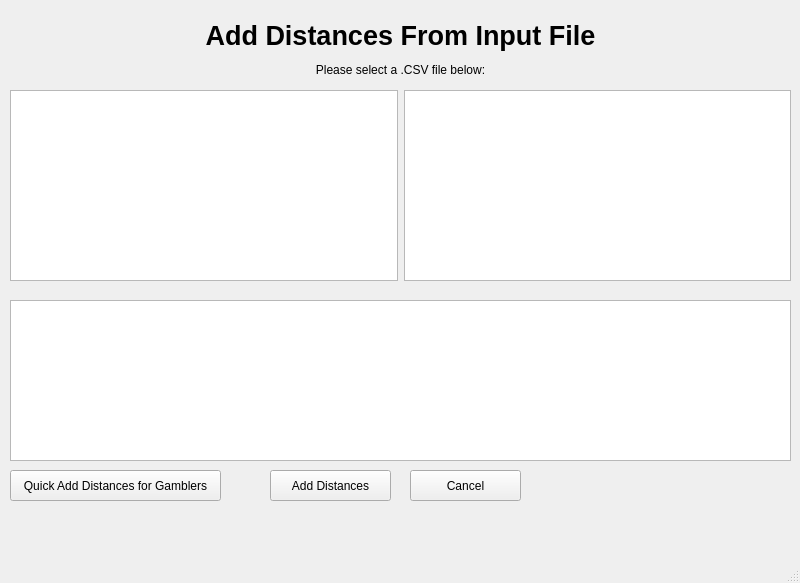
This is StadiumTourProject/mainwindow.ui in joeyCampbelll/CS1D-Project-2 as Qt 5 draws it before an edit. The edited form follows.
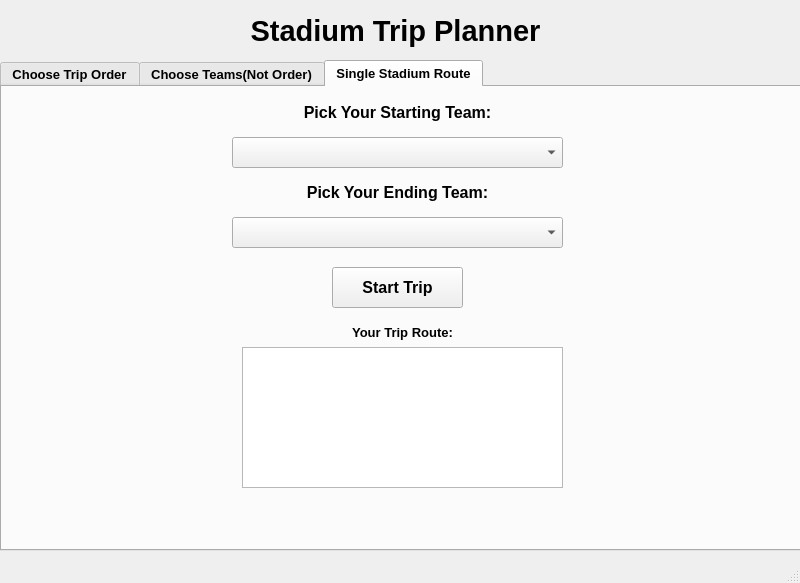
This is the edited form. The open tabs and pages were chosen to show the change.

What changed in the file:
```diff
--- a/StadiumTourProject/mainwindow.ui
+++ b/StadiumTourProject/mainwindow.ui
@@ -24,7 +24,7 @@
      </rect>
     </property>
     <property name="currentIndex">
-     <number>5</number>
+     <number>11</number>
     </property>
     <widget class="QWidget" name="mainPage">
      <widget class="QPushButton" name="adminButton">
@@ -1684,6 +1684,292 @@
       </property>
      </widget>
     </widget>
+    <widget class="QWidget" name="page_2">
+     <widget class="QLabel" name="label_21">
+      <property name="geometry">
+       <rect>
+        <x>0</x>
+        <y>0</y>
+        <width>791</width>
+        <height>61</height>
+       </rect>
+      </property>
+      <property name="font">
+       <font>
+        <pointsize>22</pointsize>
+        <weight>75</weight>
+        <bold>true</bold>
+       </font>
+      </property>
+      <property name="text">
+       <string>Stadium Trip Planner</string>
+      </property>
+      <property name="alignment">
+       <set>Qt::AlignCenter</set>
+      </property>
+     </widget>
+     <widget class="QTabWidget" name="tabWidget_tripPlanner">
+      <property name="geometry">
+       <rect>
+        <x>0</x>
+        <y>60</y>
+        <width>801</width>
+        <height>491</height>
+       </rect>
+      </property>
+      <property name="font">
+       <font>
+        <pointsize>10</pointsize>
+        <weight>75</weight>
+        <bold>true</bold>
+       </font>
+      </property>
+      <property name="tabShape">
+       <enum>QTabWidget::Rounded</enum>
+      </property>
+      <property name="currentIndex">
+       <number>1</number>
+      </property>
+      <property name="iconSize">
+       <size>
+        <width>16</width>
+        <height>16</height>
+       </size>
+      </property>
+      <property name="elideMode">
+       <enum>Qt::ElideLeft</enum>
+      </property>
+      <widget class="QWidget" name="ChooseOrder">
+       <attribute name="title">
+        <string>Choose Trip Order</string>
+       </attribute>
+      </widget>
+      <widget class="QWidget" name="CustomTrip">
+       <attribute name="title">
+        <string>Choose Teams(Not Order)</string>
+       </attribute>
+       <widget class="QScrollArea" name="scrollArea_displayAllStadiumsSSR">
+        <property name="geometry">
+         <rect>
+          <x>60</x>
+          <y>50</y>
+          <width>301</width>
+          <height>301</height>
+         </rect>
+        </property>
+        <property name="widgetResizable">
+         <bool>true</bool>
+        </property>
+        <widget class="QWidget" name="scrollAreaWidgetContents">
+         <property name="geometry">
+          <rect>
+           <x>0</x>
+           <y>0</y>
+           <width>299</width>
+           <height>299</height>
+          </rect>
+         </property>
+        </widget>
+       </widget>
+       <widget class="QComboBox" name="comboBox_startingTeamChooseTeams">
+        <property name="geometry">
+         <rect>
+          <x>60</x>
+          <y>10</y>
+          <width>301</width>
+          <height>31</height>
+         </rect>
+        </property>
+       </widget>
+       <widget class="QTextBrowser" name="textBrowser_ChooseTeams">
+        <property name="geometry">
+         <rect>
+          <x>410</x>
+          <y>40</y>
+          <width>321</width>
+          <height>311</height>
+         </rect>
+        </property>
+       </widget>
+       <widget class="QPushButton" name="pushButton_generateRouteChooseTeams">
+        <property name="geometry">
+         <rect>
+          <x>122</x>
+          <y>360</y>
+          <width>171</width>
+          <height>31</height>
+         </rect>
+        </property>
+        <property name="text">
+         <string>Generate Route</string>
+        </property>
+       </widget>
+       <widget class="QPushButton" name="pushButton_startTripChooseTeams">
+        <property name="geometry">
+         <rect>
+          <x>510</x>
+          <y>360</y>
+          <width>131</width>
+          <height>31</height>
+         </rect>
+        </property>
+        <property name="text">
+         <string>Start Trip</string>
+        </property>
+       </widget>
+       <widget class="QLabel" name="label_24">
+        <property name="geometry">
+         <rect>
+          <x>410</x>
+          <y>10</y>
+          <width>321</width>
+          <height>31</height>
+         </rect>
+        </property>
+        <property name="text">
+         <string>Route:</string>
+        </property>
+        <property name="alignment">
+         <set>Qt::AlignCenter</set>
+        </property>
+       </widget>
+      </widget>
+      <widget class="QWidget" name="SingleRoute">
+       <attribute name="title">
+        <string>Single Stadium Route</string>
+       </attribute>
+       <widget class="QLabel" name="label_22">
+        <property name="geometry">
+         <rect>
+          <x>0</x>
+          <y>10</y>
+          <width>791</width>
+          <height>31</height>
+         </rect>
+        </property>
+        <property name="font">
+         <font>
+          <pointsize>12</pointsize>
+          <weight>75</weight>
+          <bold>true</bold>
+         </font>
+        </property>
+        <property name="text">
+         <string>Pick Your Starting Team:</string>
+        </property>
+        <property name="alignment">
+         <set>Qt::AlignCenter</set>
+        </property>
+       </widget>
+       <widget class="QComboBox" name="comboBox_startingTeam">
+        <property name="geometry">
+         <rect>
+          <x>230</x>
+          <y>50</y>
+          <width>331</width>
+          <height>31</height>
+         </rect>
+        </property>
+       </widget>
+       <widget class="QLabel" name="label_23">
+        <property name="geometry">
+         <rect>
+          <x>0</x>
+          <y>90</y>
+          <width>791</width>
+          <height>31</height>
+         </rect>
+        </property>
+        <property name="font">
+         <font>
+          <pointsize>12</pointsize>
+          <weight>75</weight>
+          <bold>true</bold>
+         </font>
+        </property>
+        <property name="text">
+         <string>Pick Your Ending Team:</string>
+        </property>
+        <property name="alignment">
+         <set>Qt::AlignCenter</set>
+        </property>
+       </widget>
+       <widget class="QComboBox" name="comboBox_endingTeam">
+        <property name="geometry">
+         <rect>
+          <x>230</x>
+          <y>130</y>
+          <width>331</width>
+          <height>31</height>
+         </rect>
+        </property>
+       </widget>
+       <widget class="QPushButton" name="pushButton_SSRstart">
+        <property name="geometry">
+         <rect>
+          <x>330</x>
+          <y>180</y>
+          <width>131</width>
+          <height>41</height>
+         </rect>
+        </property>
+        <property name="font">
+         <font>
+          <pointsize>12</pointsize>
+          <weight>75</weight>
+          <bold>true</bold>
+         </font>
+        </property>
+        <property name="text">
+         <string>Start Trip</string>
+        </property>
+       </widget>
+       <widget class="QTextBrowser" name="textBrowser_SSR">
+        <property name="geometry">
+         <rect>
+          <x>240</x>
+          <y>260</y>
+          <width>321</width>
+          <height>141</height>
+         </rect>
+        </property>
+        <property name="font">
+         <font>
+          <pointsize>12</pointsize>
+          <weight>75</weight>
+          <bold>true</bold>
+         </font>
+        </property>
+        <property name="autoFormatting">
+         <set>QTextEdit::AutoNone</set>
+        </property>
+       </widget>
+       <widget class="QLabel" name="label_tripRouteSSR">
+        <property name="geometry">
+         <rect>
+          <x>240</x>
+          <y>230</y>
+          <width>321</width>
+          <height>31</height>
+         </rect>
+        </property>
+        <property name="font">
+         <font>
+          <pointsize>10</pointsize>
+          <weight>75</weight>
+          <bold>true</bold>
+         </font>
+        </property>
+        <property name="text">
+         <string>Your Trip Route:</string>
+        </property>
+        <property name="alignment">
+         <set>Qt::AlignCenter</set>
+        </property>
+       </widget>
+      </widget>
+     </widget>
+    </widget>
    </widget>
   </widget>
   <widget class="QStatusBar" name="statusbar"/>
```
